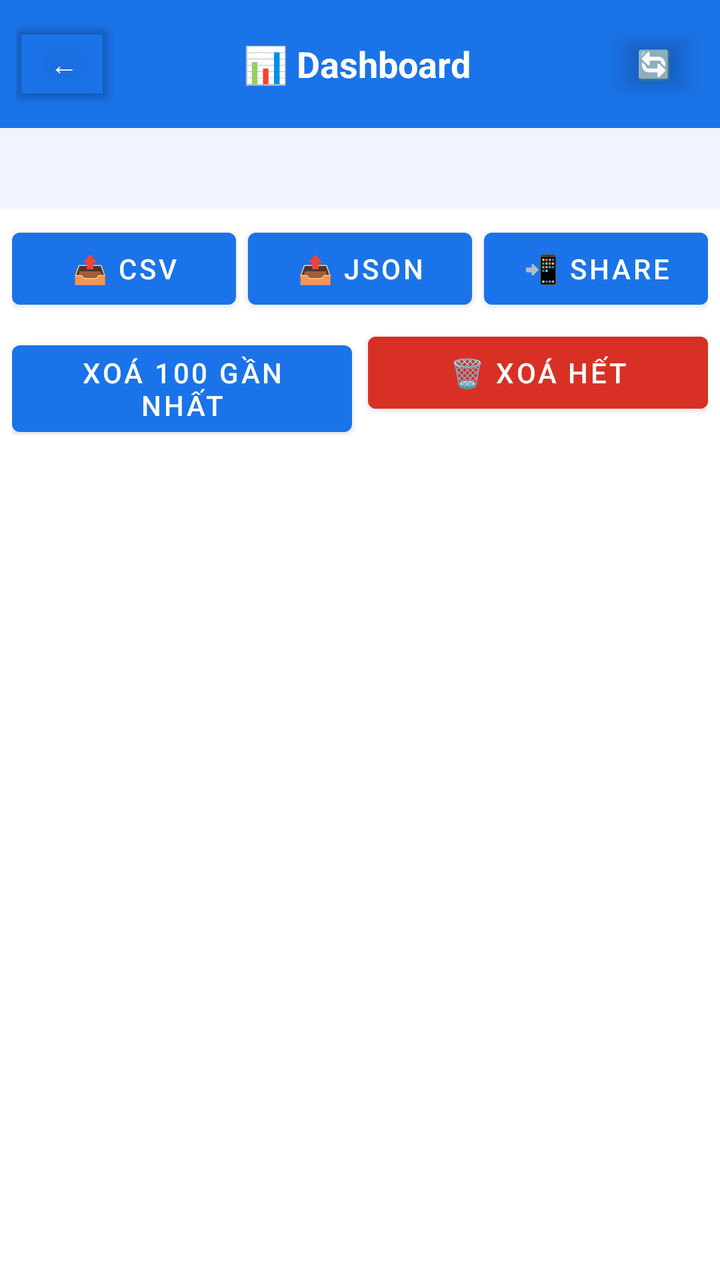
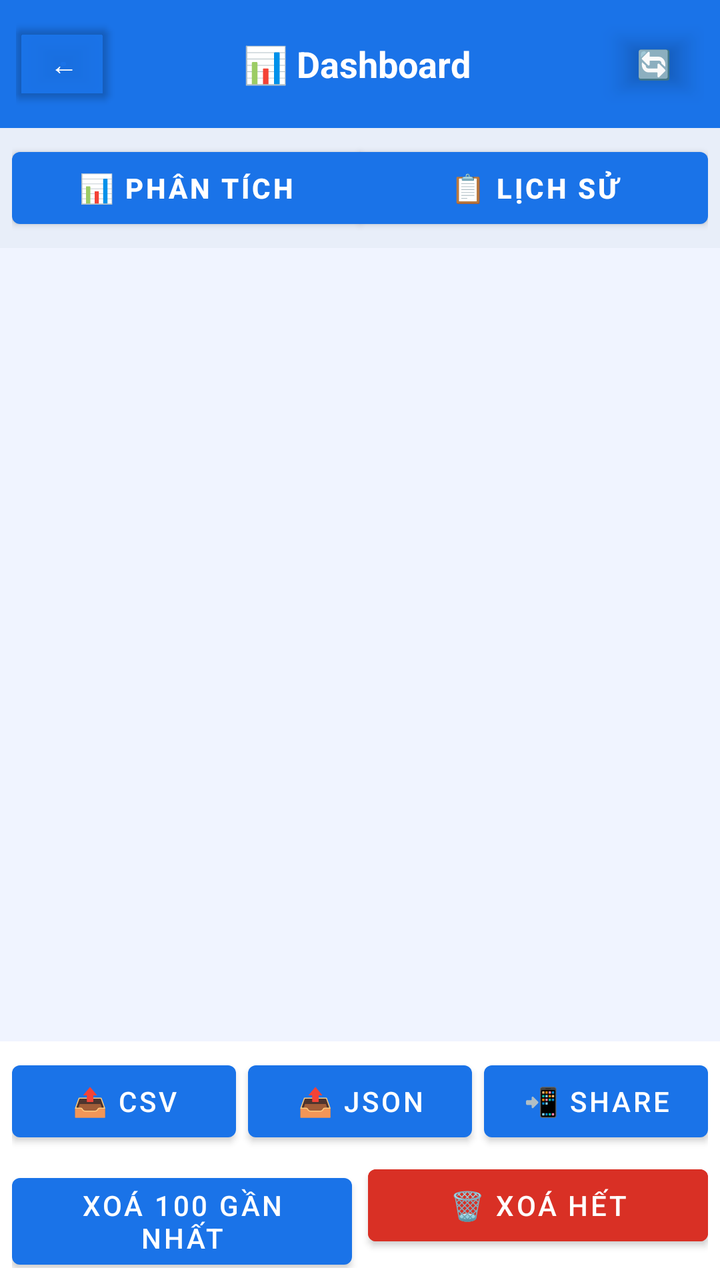

The first picture is an Android layout as it rendered before a commit; the second is the same layout after the commit. The layout source and the unified diff follow.
<!-- AndroidManifest.xml: application theme Theme.DicePredictor -->
<!-- res/layout/activity_dashboard.xml -->
<?xml version="1.0" encoding="utf-8"?>
<LinearLayout xmlns:android="http://schemas.android.com/apk/res/android"
    android:orientation="vertical"
    android:layout_width="match_parent"
    android:layout_height="match_parent">

    
    <LinearLayout
        android:orientation="horizontal"
        android:background="#1A73E8"
        android:padding="8dp"
        android:gravity="center_vertical"
        android:layout_width="match_parent"
        android:layout_height="wrap_content">

        <Button
            android:id="@+id/btnBack"
            android:text="←"
            android:textColor="#FFFFFF"
            android:backgroundTint="#00000000"
            android:minWidth="0dp"
            android:layout_width="wrap_content"
            android:layout_height="wrap_content" />

        <TextView
            android:text="📊 Dashboard"
            android:textColor="#FFFFFF"
            android:textSize="18sp"
            android:textStyle="bold"
            android:gravity="center"
            android:layout_weight="1"
            android:layout_width="0dp"
            android:layout_height="wrap_content" />

        <Button
            android:id="@+id/btnRefresh"
            android:text="🔄"
            android:textColor="#FFFFFF"
            android:backgroundTint="#00000000"
            android:minWidth="0dp"
            android:layout_width="wrap_content"
            android:layout_height="wrap_content" />
    </LinearLayout>

    
    <ScrollView
        android:layout_width="match_parent"
        android:layout_height="wrap_content"
        android:maxHeight="320dp"
        android:background="#F0F4FF">

        <TextView
            android:id="@+id/tvStats"
            android:fontFamily="monospace"
            android:textSize="12sp"
            android:padding="12dp"
            android:textColor="#222222"
            android:layout_width="match_parent"
            android:layout_height="wrap_content" />
    </ScrollView>

    
    <LinearLayout
        android:orientation="horizontal"
        android:paddingStart="6dp"
        android:paddingEnd="6dp"
        android:paddingTop="6dp"
        android:layout_width="match_parent"
        android:layout_height="wrap_content">

        <Button
            android:id="@+id/btnExportCsv"
            android:text="📤 CSV"
            android:layout_weight="1"
            android:layout_marginEnd="3dp"
            android:layout_width="0dp"
            android:layout_height="wrap_content" />

        <Button
            android:id="@+id/btnExportJson"
            android:text="📤 JSON"
            android:layout_weight="1"
            android:layout_marginStart="3dp"
            android:layout_marginEnd="3dp"
            android:layout_width="0dp"
            android:layout_height="wrap_content" />

        <Button
            android:id="@+id/btnShareLast"
            android:text="📲 Share"
            android:layout_weight="1"
            android:layout_marginStart="3dp"
            android:layout_width="0dp"
            android:layout_height="wrap_content" />
    </LinearLayout>

    
    <LinearLayout
        android:orientation="horizontal"
        android:paddingStart="6dp"
        android:paddingEnd="6dp"
        android:paddingTop="4dp"
        android:paddingBottom="6dp"
        android:layout_width="match_parent"
        android:layout_height="wrap_content">

        <Button
            android:id="@+id/btnDelete100"
            android:text="Xoá 100 gần nhất"
            android:layout_weight="1"
            android:layout_marginEnd="4dp"
            android:layout_width="0dp"
            android:layout_height="wrap_content" />

        <Button
            android:id="@+id/btnClearAll"
            android:text="🗑 Xoá hết"
            android:backgroundTint="#D93025"
            android:textColor="#FFFFFF"
            android:layout_weight="1"
            android:layout_marginStart="4dp"
            android:layout_width="0dp"
            android:layout_height="wrap_content" />
    </LinearLayout>

    
    <androidx.recyclerview.widget.RecyclerView
        android:id="@+id/rvResults"
        android:background="#FFFFFF"
        android:layout_width="match_parent"
        android:layout_height="0dp"
        android:layout_weight="1" />
</LinearLayout>
<!-- resources referenced by this layout -->
<resources>
  <style name="Theme.DicePredictor" parent="Theme.MaterialComponents.DayNight.NoActionBar">
          <item name="colorPrimary">#1A73E8</item>
          <item name="colorPrimaryVariant">#0D47A1</item>
          <item name="colorOnPrimary">#FFFFFF</item>
          <item name="colorSecondary">#1E8E3E</item>
          <item name="colorSecondaryVariant">#0F5132</item>
          <item name="colorOnSecondary">#FFFFFF</item>
          <item name="android:statusBarColor">#1565C0</item>
      </style>
</resources>

<!-- the commit's change to res/layout/activity_dashboard.xml (unified diff, before → after) -->
@@ -1,5 +1,6 @@
 <?xml version="1.0" encoding="utf-8"?>
 <LinearLayout xmlns:android="http://schemas.android.com/apk/res/android"
+    xmlns:app="http://schemas.android.com/apk/res-auto"
     android:orientation="vertical"
     android:layout_width="match_parent"
     android:layout_height="match_parent">
@@ -43,21 +44,75 @@
     </LinearLayout>
 
     
-    <ScrollView
+    <com.google.android.material.button.MaterialButtonToggleGroup
+        android:id="@+id/tgTabs"
+        app:singleSelection="true"
+        android:background="#E8EEF9"
+        android:paddingStart="6dp"
+        android:paddingEnd="6dp"
+        android:paddingTop="6dp"
+        android:paddingBottom="6dp"
         android:layout_width="match_parent"
-        android:layout_height="wrap_content"
-        android:maxHeight="320dp"
-        android:background="#F0F4FF">
+        android:layout_height="wrap_content">
 
-        <TextView
-            android:id="@+id/tvStats"
-            android:fontFamily="monospace"
-            android:textSize="12sp"
-            android:padding="12dp"
-            android:textColor="#222222"
+        <com.google.android.material.button.MaterialButton
+            android:id="@+id/btnTabAnalysis"
+            android:text="📊 PHÂN TÍCH"
+            android:textSize="14sp"
+            android:textStyle="bold"
+            android:layout_width="0dp"
+            android:layout_height="wrap_content"
+            android:layout_weight="1"
+            android:layout_marginEnd="3dp" />
+
+        <com.google.android.material.button.MaterialButton
+            android:id="@+id/btnTabHistory"
+            android:text="📋 LỊCH SỬ"
+            android:textSize="14sp"
+            android:textStyle="bold"
+            android:layout_width="0dp"
+            android:layout_height="wrap_content"
+            android:layout_weight="1"
+            android:layout_marginStart="3dp" />
+    </com.google.android.material.button.MaterialButtonToggleGroup>
+
+    
+    <FrameLayout
+        android:layout_width="match_parent"
+        android:layout_height="0dp"
+        android:layout_weight="1">
+
+        
+        <ScrollView
+            android:id="@+id/scrollStats"
+            android:background="#F0F4FF"
+            android:fillViewport="true"
+            android:visibility="visible"
             android:layout_width="match_parent"
-            android:layout_height="wrap_content" />
-    </ScrollView>
+            android:layout_height="match_parent">
+
+            <TextView
+                android:id="@+id/tvStats"
+                android:fontFamily="monospace"
+                android:textSize="12sp"
+                android:padding="12dp"
+                android:textColor="#222222"
+                android:layout_width="match_parent"
+                android:layout_height="wrap_content" />
+        </ScrollView>
+
+        
+        <androidx.recyclerview.widget.RecyclerView
+            android:id="@+id/rvResults"
+            android:background="#FFFFFF"
+            android:paddingTop="4dp"
+            android:paddingBottom="4dp"
+            android:clipToPadding="false"
+            android:visibility="gone"
+            android:layout_width="match_parent"
+            android:layout_height="match_parent" />
+
+    </FrameLayout>
 
     
     <LinearLayout
@@ -122,12 +177,4 @@
             android:layout_width="0dp"
             android:layout_height="wrap_content" />
     </LinearLayout>
-
-    
-    <androidx.recyclerview.widget.RecyclerView
-        android:id="@+id/rvResults"
-        android:background="#FFFFFF"
-        android:layout_width="match_parent"
-        android:layout_height="0dp"
-        android:layout_weight="1" />
 </LinearLayout>
